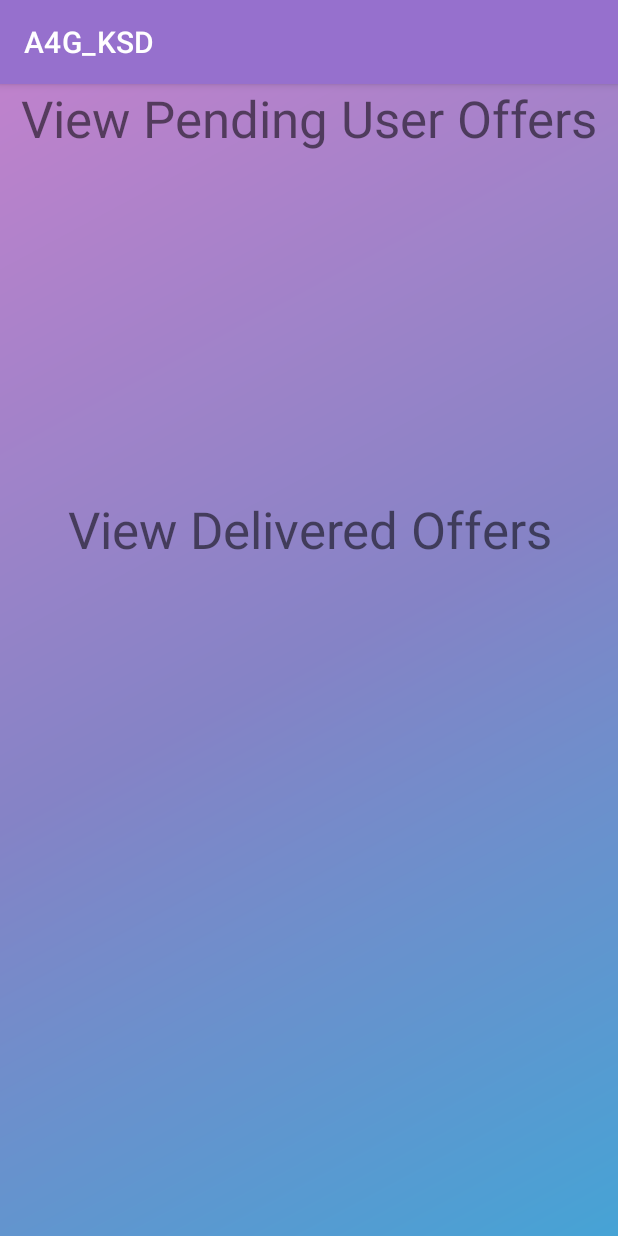
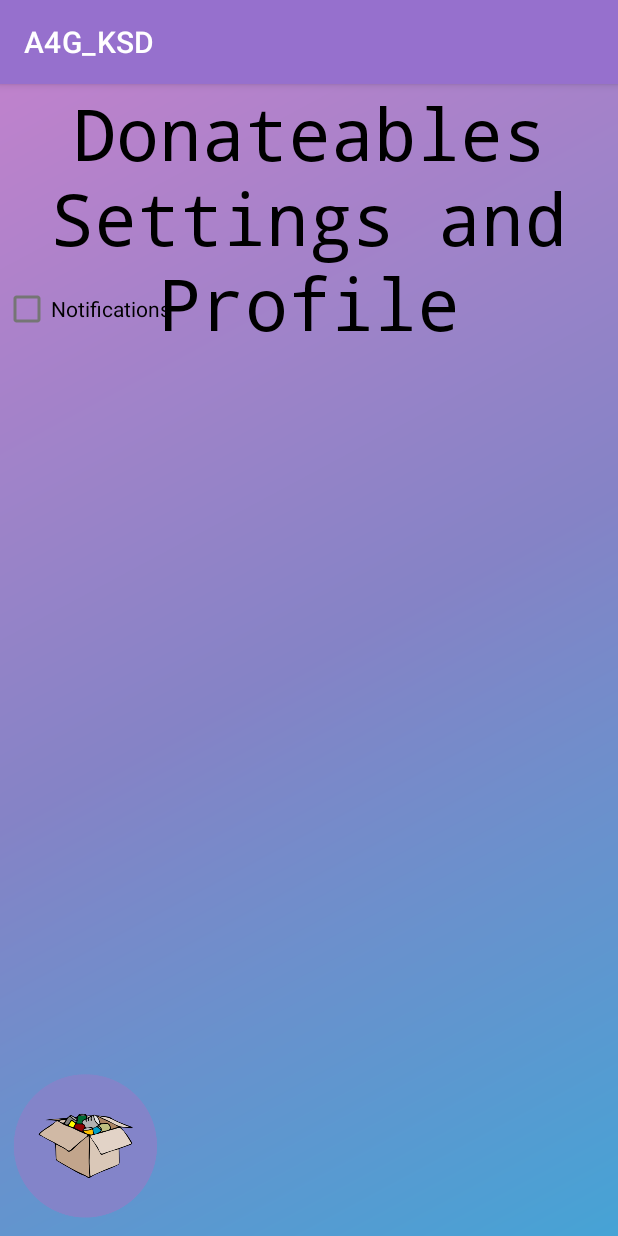
Before and after one commit to klavana/Donateables, an Android app: the screen it shows after launch (UserOffers before the commit, SettingsProfile after it), after a tap on "SETTINGS AND PROFILE", on a phone screen of 412 x 824 dp. Run offline under Robolectric (Android 15) with nearby library versions, the phone set to English and light mode, and no system bars.

Commit message:
4/11/2022 - UI Updates, Settings Button Functionality implemented

```diff
--- a/app/src/main/AndroidManifest.xml
+++ b/app/src/main/AndroidManifest.xml
@@ -28,6 +28,9 @@
         <activity
             android:name=".ViewOrgReq"
             android:exported="true" />
+        <activity
+            android:name=".SettingsProfile"
+            android:exported="true" />
     </application>
 
 </manifest>
--- a/app/src/main/java/com/example/a4g_ksd/MainActivity.java
+++ b/app/src/main/java/com/example/a4g_ksd/MainActivity.java
@@ -19,6 +19,10 @@ public class MainActivity extends AppCompatActivity {
         Intent intent = new Intent(this, AddItemToList.class);
         startActivity(intent);
     }
+    public void moveToSettings(View v) {
+        Intent intent = new Intent(this, SettingsProfile.class);
+        startActivity(intent);
+    }
     public void ViewOrgReq(View v) {
         Intent intent = new Intent(this, ViewOrgReq.class);
         String OrgReq = "Placeholder";
--- /dev/null
+++ b/app/src/main/java/com/example/a4g_ksd/SettingsProfile.java
@@ -0,0 +1,11 @@
+package com.example.a4g_ksd;
+
+import android.os.Bundle;
+
+import androidx.appcompat.app.AppCompatActivity;
+
+public class SettingsProfile extends AppCompatActivity {
+    protected void onCreate(Bundle savedInstanceState) {
+        super.onCreate(savedInstanceState);
+        setContentView(R.layout.settings_profile);
+}}
--- a/app/src/main/res/layout/activity_main.xml
+++ b/app/src/main/res/layout/activity_main.xml
@@ -76,7 +76,7 @@
         android:layout_height="75dp"
         android:layout_marginBottom="175dp"
         android:fontFamily="monospace"
-        android:onClick="UserOffers"
+        android:onClick="moveToSettings"
         android:text="@string/profileStr"
         android:textSize="24sp"
         app:layout_constraintBottom_toBottomOf="parent"
--- /dev/null
+++ b/app/src/main/res/layout/settings_profile.xml
@@ -0,0 +1,41 @@
+<?xml version="1.0" encoding="utf-8"?>
+<androidx.constraintlayout.widget.ConstraintLayout xmlns:android="http://schemas.android.com/apk/res/android"
+    xmlns:app="http://schemas.android.com/apk/res-auto"
+    xmlns:tools="http://schemas.android.com/tools"
+    android:id="@+id/constraintLayout"
+    android:layout_width="match_parent"
+    android:layout_height="match_parent"
+    android:background="@drawable/gradient_drawable"
+    tools:context=".SettingsProfile">
+
+    <TextView
+        android:id="@+id/appNameAndLogo"
+        android:layout_width="wrap_content"
+        android:layout_height="wrap_content"
+        android:fontFamily="monospace"
+        android:text="@string/logoStrSettings"
+        android:textAlignment="center"
+        android:textColor="#000000"
+        android:textSize="48sp"
+        app:layout_constraintStart_toStartOf="parent"
+        app:layout_constraintTop_toTopOf="parent" />
+
+    <ImageView
+        android:id="@+id/imageView"
+        android:layout_width="114dp"
+        android:layout_height="120dp"
+        app:layout_constraintBottom_toBottomOf="parent"
+        app:layout_constraintStart_toStartOf="parent"
+        app:srcCompat="@drawable/donateconnect__4_" />
+
+    <CheckBox
+        android:id="@+id/checkBox"
+        android:layout_width="wrap_content"
+        android:layout_height="wrap_content"
+        android:layout_marginStart="2dp"
+        android:layout_marginTop="126dp"
+        android:text="@string/settingsCheckBoxNotifications"
+        app:layout_constraintStart_toStartOf="parent"
+        app:layout_constraintTop_toTopOf="parent" />
+
+</androidx.constraintlayout.widget.ConstraintLayout>
```
Also changed, not shown: app/src/main/java/com/example/a4g_ksd/ViewOrgReq.java (+9 -2 lines), app/src/main/res/values/strings.xml (+6 -3 lines).
